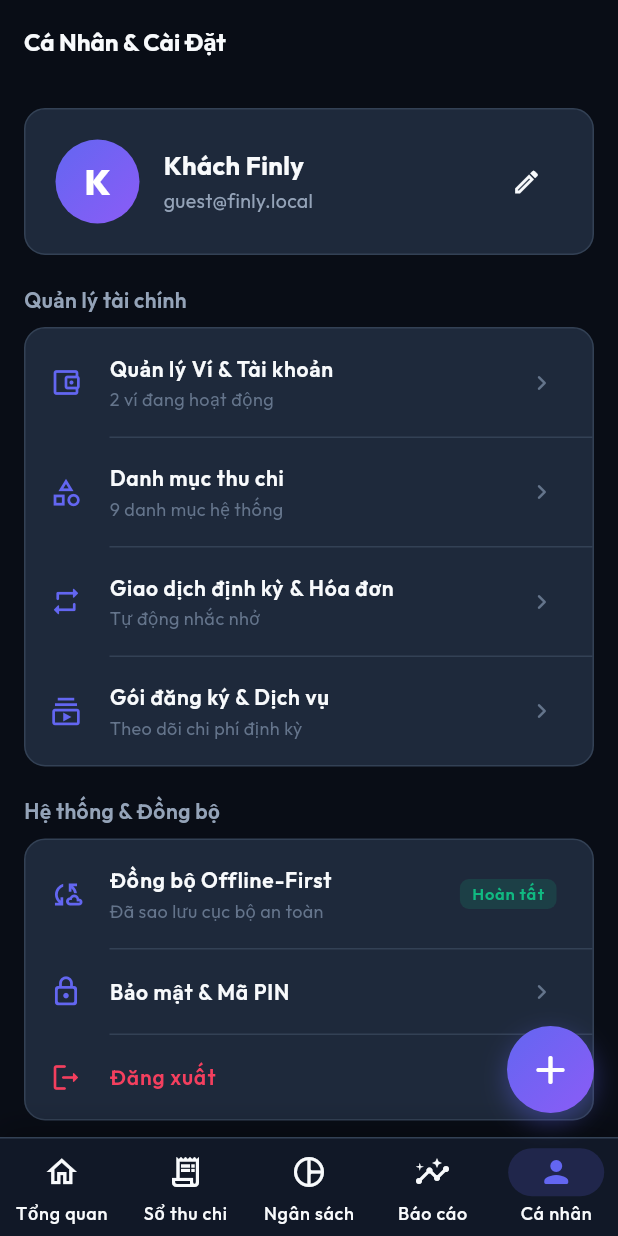
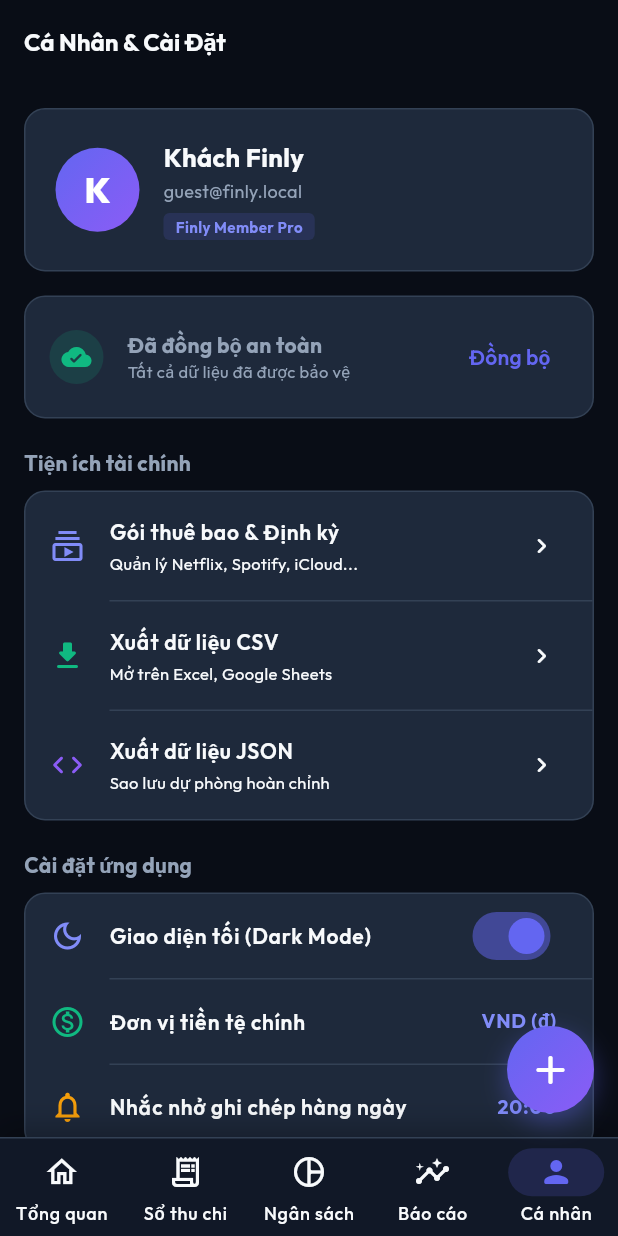
Before and after one commit to huyduc2712git/Pocketly, a Flutter app: the ProfilePage screen opened by its route, on a phone screen of 412 x 824 dp. Run offline on Flutter 3.47's test engine with Material 3 defaults, Android fonts, the phone set to English and light mode, and no system bars; our stand-ins replace dio, drift, drift_flutter, flutter_riverpod, flutter_secure_storage, go_router and 1 more; accounts and stored records are empty; generated files the repository leaves out were written again; statements that could not run were skipped.

Commit message:
feat(sync): implement offline sync engine, notifications, csv export, and settings (phase 5)

```diff
--- a/lib/features/auth/presentation/pages/profile_page.dart
+++ b/lib/features/auth/presentation/pages/profile_page.dart
@@ -1,10 +1,15 @@
 import 'package:flutter/material.dart';
+import 'package:flutter/services.dart';
 import 'package:flutter_riverpod/flutter_riverpod.dart';
-import 'package:go_router/go_router.dart';
 import '../../../../app/theme/app_colors.dart';
-import '../../../../app/theme/app_radius.dart';
 import '../../../../app/theme/app_spacing.dart';
+import '../../../../core/extensions/context_extensions.dart';
+import '../../../../shared/widgets/app_button.dart';
 import '../../../../shared/widgets/app_card.dart';
+import '../../../settings/domain/usecases/export_data_usecase.dart';
+import '../../../subscription/presentation/pages/subscriptions_page.dart';
+import '../../../sync/presentation/controllers/sync_controller.dart';
+import '../../../transaction/presentation/controllers/transactions_controller.dart';
 import '../controllers/auth_controller.dart';
 
 class ProfilePage extends ConsumerWidget {
@@ -14,6 +19,7 @@ class ProfilePage extends ConsumerWidget {
   Widget build(BuildContext context, WidgetRef ref) {
     final authState = ref.watch(authControllerProvider);
     final user = authState is Authenticated ? authState.user : null;
+    final pendingSyncCount = ref.watch(pendingSyncCountProvider);
 
     return Scaffold(
       appBar: AppBar(
@@ -60,120 +66,189 @@ class ProfilePage extends ConsumerWidget {
                       ),
                       const SizedBox(height: 2),
                       Text(
-                        user?.email ?? 'guest@finly.local',
+                        user?.email ?? 'Chế độ ngoại tuyến (Offline)',
                         style: const TextStyle(
-                          fontSize: 13,
+                          fontSize: 12,
                           color: AppColors.darkTextSecondary,
+                        ),
+                      ),
+                      const SizedBox(height: 6),
+                      Container(
+                        padding: const EdgeInsets.symmetric(horizontal: 8, vertical: 2),
+                        decoration: BoxDecoration(
+                          color: AppColors.primary.withValues(alpha: 0.15),
+                          borderRadius: BorderRadius.circular(4),
+                        ),
+                        child: const Text(
+                          'Finly Member Pro',
+                          style: TextStyle(
+                            fontSize: 10,
+                            fontWeight: FontWeight.w700,
+                            color: AppColors.primaryLight,
+                          ),
                         ),
                       ),
                     ],
                   ),
                 ),
-                IconButton(
-                  icon: const Icon(Icons.edit_outlined, size: 20),
-                  onPressed: () {},
+              ],
+            ),
+          ),
+          const SizedBox(height: AppSpacing.md),
+
+          // Offline Sync Status Card
+          AppCard(
+            padding: const EdgeInsets.all(AppSpacing.md),
+            child: Row(
+              children: [
+                Container(
+                  padding: const EdgeInsets.all(8),
+                  decoration: BoxDecoration(
+                    color: pendingSyncCount > 0
+                        ? AppColors.warning.withValues(alpha: 0.15)
+                        : AppColors.income.withValues(alpha: 0.15),
+                    shape: BoxShape.circle,
+                  ),
+                  child: Icon(
+                    pendingSyncCount > 0 ? Icons.cloud_upload_rounded : Icons.cloud_done_rounded,
+                    color: pendingSyncCount > 0 ? AppColors.warning : AppColors.income,
+                    size: 20,
+                  ),
+                ),
+                const SizedBox(width: AppSpacing.md),
+                Expanded(
+                  child: Column(
+                    crossAxisAlignment: CrossAxisAlignment.start,
+                    children: [
+                      Text(
+                        pendingSyncCount > 0 ? 'Chờ đồng bộ ($pendingSyncCount tác vụ)' : 'Đã đồng bộ an toàn',
+                        style: const TextStyle(fontSize: 14, fontWeight: FontWeight.w700),
+                      ),
+                      Text(
+                        pendingSyncCount > 0
+                            ? 'Dữ liệu được lưu trữ offline cục bộ'
+                            : 'Tất cả dữ liệu đã được bảo vệ',
+                        style: const TextStyle(fontSize: 11, color: AppColors.darkTextSecondary),
+                      ),
+                    ],
+                  ),
+                ),
+                TextButton(
+                  onPressed: () async {
+                    context.showSnackBar('Đang đồng bộ dữ liệu...');
+                    final count = await ref.read(syncControllerProvider.notifier).syncNow();
+                    if (context.mounted) {
+                      context.showSnackBar('Đã đồng bộ thành công $count tác vụ!');
+                    }
+                  },
+                  child: const Text('Đồng bộ'),
                 ),
               ],
             ),
           ),
           const SizedBox(height: AppSpacing.lg),
 
+          // Section 1: Financial Utilities
           const Text(
-            'Quản lý tài chính',
+            'Tiện ích tài chính',
             style: TextStyle(
               fontSize: 14,
-              fontWeight: FontWeight.w600,
+              fontWeight: FontWeight.w700,
               color: AppColors.darkTextSecondary,
             ),
           ),
           const SizedBox(height: AppSpacing.xs),
-
           AppCard(
             padding: EdgeInsets.zero,
             child: Column(
               children: [
-                _buildSettingTile(
-                  icon: Icons.account_balance_wallet_outlined,
-                  title: 'Quản lý Ví & Tài khoản',
-                  subtitle: '2 ví đang hoạt động',
-                  onTap: () => context.push('/wallets'),
+                ListTile(
+                  leading: const Icon(Icons.subscriptions_outlined, color: AppColors.primaryLight),
+                  title: const Text('Gói thuê bao & Định kỳ', style: TextStyle(fontSize: 14, fontWeight: FontWeight.w600)),
+                  subtitle: const Text('Quản lý Netflix, Spotify, iCloud...', style: TextStyle(fontSize: 11)),
+                  trailing: const Icon(Icons.chevron_right_rounded, size: 20),
+                  onTap: () {
+                    Navigator.of(context).push(
+                      MaterialPageRoute(builder: (_) => const SubscriptionsPage()),
+                    );
+                  },
                 ),
                 const Divider(height: 1, indent: 56),
-                _buildSettingTile(
-                  icon: Icons.category_outlined,
-                  title: 'Danh mục thu chi',
-                  subtitle: '9 danh mục hệ thống',
-                  onTap: () {},
+                ListTile(
+                  leading: const Icon(Icons.download_rounded, color: AppColors.income),
+                  title: const Text('Xuất dữ liệu CSV', style: TextStyle(fontSize: 14, fontWeight: FontWeight.w600)),
+                  subtitle: const Text('Mở trên Excel, Google Sheets', style: TextStyle(fontSize: 11)),
+                  trailing: const Icon(Icons.chevron_right_rounded, size: 20),
+                  onTap: () => _exportData(context, ref, isCsv: true),
                 ),
                 const Divider(height: 1, indent: 56),
-                _buildSettingTile(
-                  icon: Icons.repeat_rounded,
-                  title: 'Giao dịch định kỳ & Hóa đơn',
-                  subtitle: 'Tự động nhắc nhở',
-                  onTap: () {},
-                ),
-                const Divider(height: 1, indent: 56),
-                _buildSettingTile(
-                  icon: Icons.subscriptions_outlined,
-                  title: 'Gói đăng ký & Dịch vụ',
-                  subtitle: 'Theo dõi chi phí định kỳ',
-                  onTap: () {},
+                ListTile(
+                  leading: const Icon(Icons.code_rounded, color: AppColors.transfer),
+                  title: const Text('Xuất dữ liệu JSON', style: TextStyle(fontSize: 14, fontWeight: FontWeight.w600)),
+                  subtitle: const Text('Sao lưu dự phòng hoàn chỉnh', style: TextStyle(fontSize: 11)),
+                  trailing: const Icon(Icons.chevron_right_rounded, size: 20),
+                  onTap: () => _exportData(context, ref, isCsv: false),
                 ),
               ],
             ),
           ),
           const SizedBox(height: AppSpacing.lg),
 
+          // Section 2: Preferences
           const Text(
-            'Hệ thống & Đồng bộ',
+            'Cài đặt ứng dụng',
             style: TextStyle(
               fontSize: 14,
-              fontWeight: FontWeight.w600,
+              fontWeight: FontWeight.w700,
               color: AppColors.darkTextSecondary,
             ),
           ),
           const SizedBox(height: AppSpacing.xs),
-
           AppCard(
             padding: EdgeInsets.zero,
             child: Column(
               children: [
-                _buildSettingTile(
-                  icon: Icons.cloud_sync_outlined,
-                  title: 'Đồng bộ Offline-First',
-                  subtitle: 'Đã sao lưu cục bộ an toàn',
-                  trailing: Container(
-                    padding: const EdgeInsets.symmetric(horizontal: 8, vertical: 2),
-                    decoration: BoxDecoration(
-                      color: AppColors.income.withValues(alpha: 0.15),
-                      borderRadius: AppRadius.borderXs,
-                    ),
-                    child: const Text(
-                      'Hoàn tất',
-                      style: TextStyle(
-                        fontSize: 11,
-                        fontWeight: FontWeight.w600,
-                        color: AppColors.income,
-                      ),
-                    ),
+                ListTile(
+                  leading: const Icon(Icons.dark_mode_outlined, color: AppColors.primaryLight),
+                  title: const Text('Giao diện tối (Dark Mode)', style: TextStyle(fontSize: 14, fontWeight: FontWeight.w600)),
+                  trailing: Switch(
+                    value: true,
+                    activeThumbColor: AppColors.primary,
+                    onChanged: (val) {
+                      context.showSnackBar('Finly đã được tối ưu hóa chuẩn Obsidian Dark Mode.');
+                    },
                   ),
-                  onTap: () {},
                 ),
                 const Divider(height: 1, indent: 56),
-                _buildSettingTile(
-                  icon: Icons.lock_outline_rounded,
-                  title: 'Bảo mật & Mã PIN',
-                  onTap: () {},
+                const ListTile(
+                  leading: Icon(Icons.monetization_on_outlined, color: AppColors.income),
+                  title: Text('Đơn vị tiền tệ chính', style: TextStyle(fontSize: 14, fontWeight: FontWeight.w600)),
+                  trailing: Text('VND (₫)', style: TextStyle(fontSize: 13, fontWeight: FontWeight.w700, color: AppColors.primaryLight)),
                 ),
                 const Divider(height: 1, indent: 56),
-                _buildSettingTile(
-                  icon: Icons.logout_rounded,
-                  title: 'Đăng xuất',
-                  iconColor: AppColors.expense,
-                  titleColor: AppColors.expense,
-                  onTap: () => ref.read(authControllerProvider.notifier).logout(),
+                const ListTile(
+                  leading: Icon(Icons.notifications_outlined, color: AppColors.warning),
+                  title: Text('Nhắc nhở ghi chép hàng ngày', style: TextStyle(fontSize: 14, fontWeight: FontWeight.w600)),
+                  trailing: Text('20:00', style: TextStyle(fontSize: 13, fontWeight: FontWeight.w700, color: AppColors.primaryLight)),
                 ),
               ],
+            ),
+          ),
+          const SizedBox(height: AppSpacing.lg),
+
+          // Logout Button
+          AppButton(
+            text: 'Đăng xuất tài khoản',
+            variant: AppButtonVariant.danger,
+            onPressed: () {
+              ref.read(authControllerProvider.notifier).logout();
+            },
+          ),
+          const SizedBox(height: AppSpacing.md),
+          const Center(
+            child: Text(
+              'Finly v1.0.0 • Production Ready Fintech Edition',
+              style: TextStyle(fontSize: 11, color: AppColors.darkTextMuted),
             ),
           ),
         ],
@@ -181,38 +256,40 @@ class ProfilePage extends ConsumerWidget {
     );
   }
 
-  Widget _buildSettingTile({
-    required IconData icon,
-    required String title,
-    String? subtitle,
-    Widget? trailing,
-    Color? iconColor,
-    Color? titleColor,
-    required VoidCallback onTap,
-  }) {
-    return ListTile(
-      leading: Icon(icon, color: iconColor ?? AppColors.primary, size: 22),
-      title: Text(
-        title,
-        style: TextStyle(
-          fontSize: 14,
-          fontWeight: FontWeight.w600,
-          color: titleColor ?? AppColors.darkTextPrimary,
+  void _exportData(BuildContext context, WidgetRef ref, {required bool isCsv}) {
+    final txList = ref.read(transactionsStreamProvider).valueOrNull ?? [];
+    const exporter = ExportDataUseCase();
+    final content = isCsv ? exporter.exportToCsv(txList) : exporter.exportToJson(txList);
+
+    showDialog(
+      context: context,
+      builder: (ctx) => AlertDialog(
+        title: Text(isCsv ? 'Xuất dữ liệu CSV' : 'Xuất dữ liệu JSON'),
+        content: SizedBox(
+          width: double.maxFinite,
+          child: SingleChildScrollView(
+            child: Text(
+              content.isNotEmpty ? content : 'Chưa có giao dịch nào để xuất.',
+              style: const TextStyle(fontSize: 11, fontFamily: 'monospace'),
+            ),
+          ),
         ),
+        actions: [
+          TextButton(
+            onPressed: () => Navigator.of(ctx).pop(),
+            child: const Text('Đóng'),
+          ),
+          TextButton.icon(
+            onPressed: () {
+              Clipboard.setData(ClipboardData(text: content));
+              Navigator.of(ctx).pop();
+              context.showSnackBar('Đã sao chép dữ liệu vào Clipboard!');
+            },
+            icon: const Icon(Icons.copy, size: 16),
+            label: const Text('Sao chép'),
+          ),
+        ],
       ),
-      subtitle: subtitle != null
-          ? Text(
-              subtitle,
-              style: const TextStyle(fontSize: 12, color: AppColors.darkTextMuted),
-            )
-          : null,
-      trailing: trailing ??
-          const Icon(
-            Icons.chevron_right_rounded,
-            size: 20,
-            color: AppColors.darkTextMuted,
-          ),
-      onTap: onTap,
     );
   }
 }
```
Also changed, not shown: lib/core/notification/notification_service.dart (added, +42 -0 lines), lib/features/settings/domain/usecases/export_data_usecase.dart (added, +49 -0 lines), lib/features/sync/data/repositories/sync_repository_impl.dart (added, +110 -0 lines), lib/features/sync/domain/entities/sync_task_entity.dart (added, +74 -0 lines), lib/features/sync/domain/repositories/sync_repository.dart (added, +11 -0 lines), lib/features/sync/domain/usecases/process_sync_queue_usecase.dart (added, +37 -0 lines), lib/features/sync/presentation/controllers/sync_controller.dart (added, +48 -0 lines), 2 other files.
